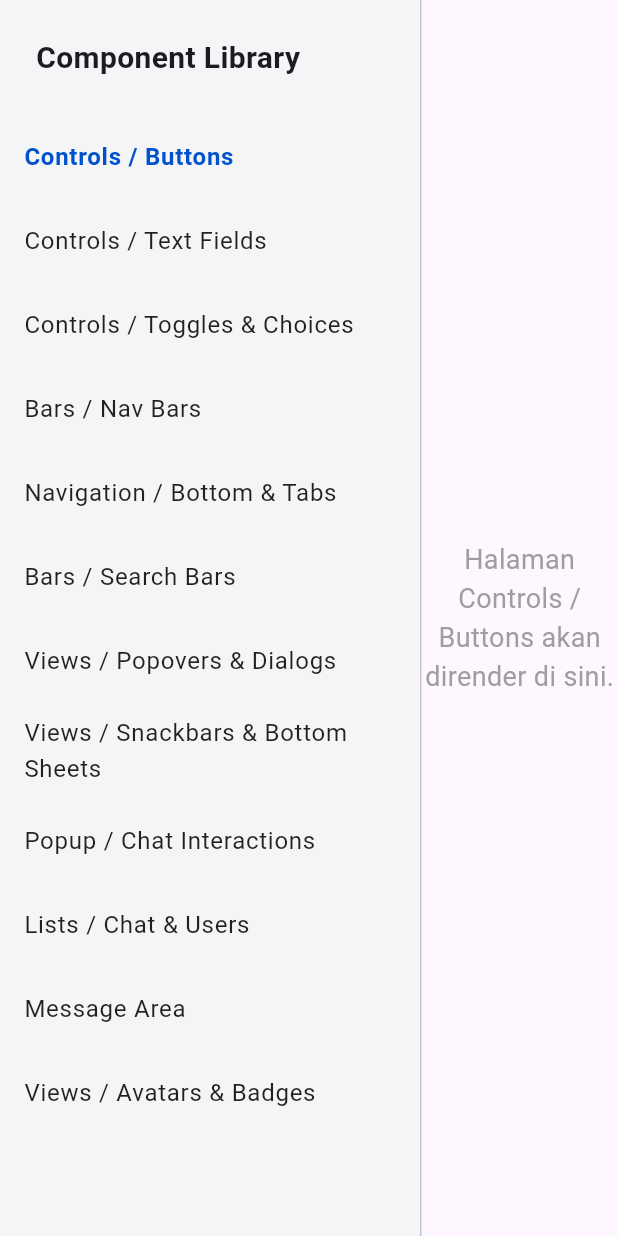
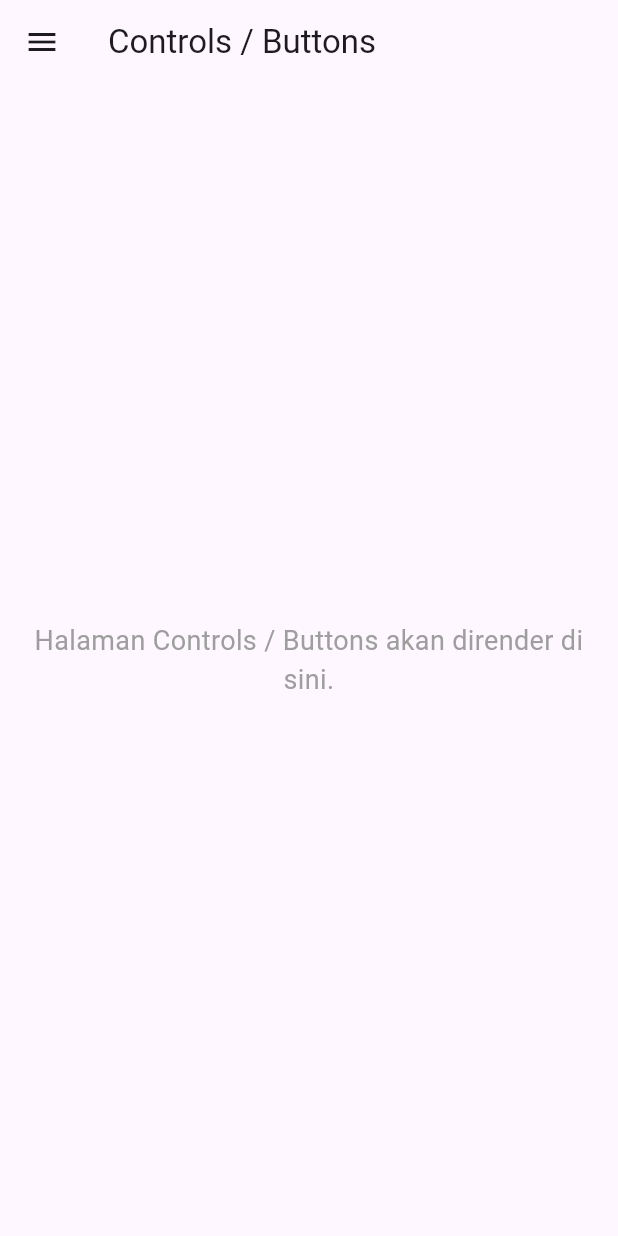
Before and after one commit to nugiarmasn/chat_design_system, a Flutter app: the screen it shows after launch, on a phone screen of 412 x 824 dp. Run offline on Flutter 3.47's test engine with Material 3 defaults, Android fonts, the phone set to English and light mode, and no system bars; our stand-ins replace get.

Commit message:
Add: Bars & Navigation showcase pages + fix Obx error + responsive sidebar + theme toggle

```diff
--- a/lib/app/modules/home/controllers/home_controller.dart
+++ b/lib/app/modules/home/controllers/home_controller.dart
@@ -1,3 +1,4 @@
+import 'package:flutter/material.dart';
 import 'package:get/get.dart';
 
 class HomeController extends GetxController {
@@ -21,4 +22,12 @@ class HomeController extends GetxController {
   void changeMenu(int index) {
     selectedIndex.value = index;
   }
+
+  // ===== Theme (Light/Dark) global =====
+  final isDarkMode = false.obs;
+
+  void toggleTheme() {
+    isDarkMode.value = !isDarkMode.value;
+    Get.changeThemeMode(isDarkMode.value ? ThemeMode.dark : ThemeMode.light);
+  }
 }
--- a/lib/app/modules/home/views/home_view.dart
+++ b/lib/app/modules/home/views/home_view.dart
@@ -1,67 +1,150 @@
 import 'package:flutter/material.dart';
 import 'package:get/get.dart';
 import '../controllers/home_controller.dart';
+import '../../../pages/bars_navigation/nav_bars_page.dart';
+import '../../../pages/bars_navigation/bottom_and_tabs_page.dart';
+import '../../../pages/bars_navigation/search_bars_page.dart';
 
 class HomeView extends GetView<HomeController> {
   const HomeView({super.key});
 
-  @override
-  Widget build(BuildContext context) {
-    return Scaffold(
-      body: Row(
-        children: [
-          // KIRI: Sidebar
-          Container(
-            width: 280,
+  // Breakpoint: di bawah lebar ini, sidebar disembunyikan jadi Drawer.
+  static const double _mobileBreakpoint = 700;
+
+  Widget _buildContent(int index, String menuTitle) {
+    switch (index) {
+      case 3: // Bars / Nav Bars
+        return const NavBarsPage();
+      case 4: // Navigation / Bottom & Tabs
+        return const BottomAndTabsPage();
+      case 5: // Bars / Search Bars
+        return const SearchBarsPage();
+      default:
+        return Center(
+          child: Padding(
+            padding: const EdgeInsets.all(16),
+            child: Text(
+              'Halaman $menuTitle akan dirender di sini.',
+              textAlign: TextAlign.center,
+              style: const TextStyle(fontSize: 18, color: Colors.grey),
+            ),
+          ),
+        );
+    }
+  }
+
+  Widget _sidebarContent(BuildContext context, {required bool isDrawer}) {
+    return Container(
+      width: isDrawer ? null : 280,
       color: const Color(0xFFF4F5F7),
+      child: SafeArea(
         child: Column(
           crossAxisAlignment: CrossAxisAlignment.start,
           children: [
-                const Padding(
-                  padding: EdgeInsets.all(24.0),
+            Padding(
+              padding: const EdgeInsets.symmetric(
+                horizontal: 24.0,
+                vertical: 16.0,
+              ),
+              child: Row(
+                mainAxisAlignment: MainAxisAlignment.spaceBetween,
+                children: [
+                  const Flexible(
                     child: Text(
                       'Component Library',
-                    style: TextStyle(fontSize: 20, fontWeight: FontWeight.bold),
+                      style: TextStyle(
+                        fontSize: 18,
+                        fontWeight: FontWeight.bold,
+                      ),
+                    ),
+                  ),
+                  Obx(
+                    () => IconButton(
+                      icon: Icon(
+                        controller.isDarkMode.value
+                            ? Icons.dark_mode
+                            : Icons.light_mode,
+                      ),
+                      tooltip: 'Toggle Light/Dark Mode',
+                      onPressed: controller.toggleTheme,
+                    ),
+                  ),
+                ],
               ),
             ),
             Expanded(
-                  child: Obx(() => ListView.builder(
+              child: Obx(() {
+                final selected = controller.selectedIndex.value;
+                return ListView.builder(
                   itemCount: controller.menus.length,
                   itemBuilder: (context, index) {
-                      final isSelected = controller.selectedIndex.value == index;
+                    final isSelected = selected == index;
                     return ListTile(
                       title: Text(
                         controller.menus[index],
                         style: TextStyle(
-                            fontWeight: isSelected ? FontWeight.bold : FontWeight.normal,
-                            color: isSelected ? const Color(0xFF0052CC) : Colors.black87,
+                          fontWeight: isSelected
+                              ? FontWeight.bold
+                              : FontWeight.normal,
+                          color: isSelected
+                              ? const Color(0xFF0052CC)
+                              : Colors.black87,
                         ),
                       ),
                       selected: isSelected,
                       selectedTileColor: Colors.blue.withOpacity(0.1),
-                        onTap: () => controller.changeMenu(index),
+                      onTap: () {
+                        controller.changeMenu(index);
+                        if (isDrawer)
+                          Navigator.of(context).pop(); // tutup drawer
+                      },
                     );
                   },
-                  )),
+                );
+              }),
             ),
           ],
         ),
       ),
+    );
+  }
 
+  @override
+  Widget build(BuildContext context) {
+    return LayoutBuilder(
+      builder: (context, constraints) {
+        final isMobile = constraints.maxWidth < _mobileBreakpoint;
+
+        final contentArea = Obx(() {
+          final index = controller.selectedIndex.value;
+          final title = controller.menus[index];
+          return _buildContent(index, title);
+        });
+
+        if (isMobile) {
+          // Layar sempit: sidebar jadi Drawer, ada AppBar dengan tombol menu.
+          return Scaffold(
+            appBar: AppBar(
+              title: Obx(
+                () => Text(controller.menus[controller.selectedIndex.value]),
+              ),
+            ),
+            drawer: Drawer(child: _sidebarContent(context, isDrawer: true)),
+            body: contentArea,
+          );
+        }
+
+        // Layar lebar: sidebar permanen di kiri.
+        return Scaffold(
+          body: Row(
+            children: [
+              _sidebarContent(context, isDrawer: false),
               const VerticalDivider(thickness: 1, width: 1),
-
-          // KANAN: Area Konten
-          Expanded(
-            child: Obx(() => Center(
-              child: Text(
-                'Halaman ${controller.menus[controller.selectedIndex.value]} akan dirender di sini.',
-                textAlign: TextAlign.center,
-                style: const TextStyle(fontSize: 18, color: Colors.grey),
-              ),
-            )),
-          ),
+              Expanded(child: contentArea),
             ],
           ),
         );
+      },
+    );
   }
 }
--- a/lib/main.dart
+++ b/lib/main.dart
@@ -1,5 +1,4 @@
 import 'package:flutter/material.dart';
-
 import 'package:get/get.dart';
 
 import 'app/routes/app_pages.dart';
@@ -8,6 +7,9 @@ void main() {
   runApp(
     GetMaterialApp(
       title: "Application",
+      theme: ThemeData(brightness: Brightness.light, useMaterial3: true),
+      darkTheme: ThemeData(brightness: Brightness.dark, useMaterial3: true),
+      themeMode: ThemeMode.light,
       initialRoute: AppPages.INITIAL,
       getPages: AppPages.routes,
     ),
--- a/pubspec.yaml
+++ b/pubspec.yaml
@@ -30,6 +30,7 @@ environment:
 dependencies:
   flutter:
     sdk: flutter
+
 
   # The following adds the Cupertino Icons font to your application.
   # Use with the CupertinoIcons class for iOS style icons.
```
Also changed, not shown: lib/app/pages/bars_navigation/bottom_and_tabs_page.dart (added, +179 -0 lines), lib/app/pages/bars_navigation/nav_bars_page.dart (added, +197 -0 lines), lib/app/pages/bars_navigation/search_bars_page.dart (added, +124 -0 lines). Lines whose indentation alone changed are shown as unchanged.
